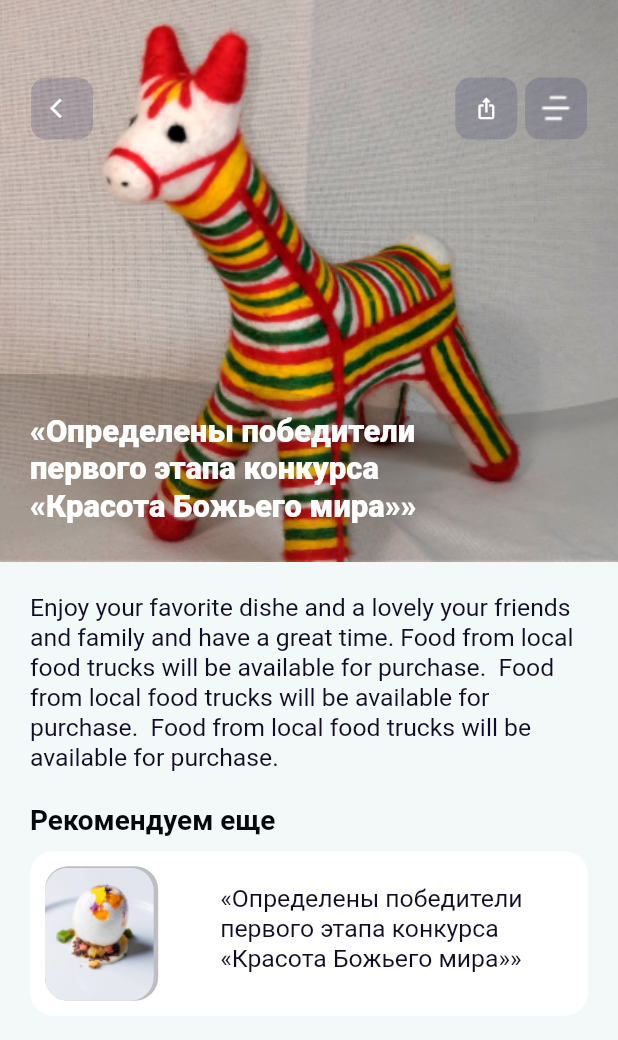
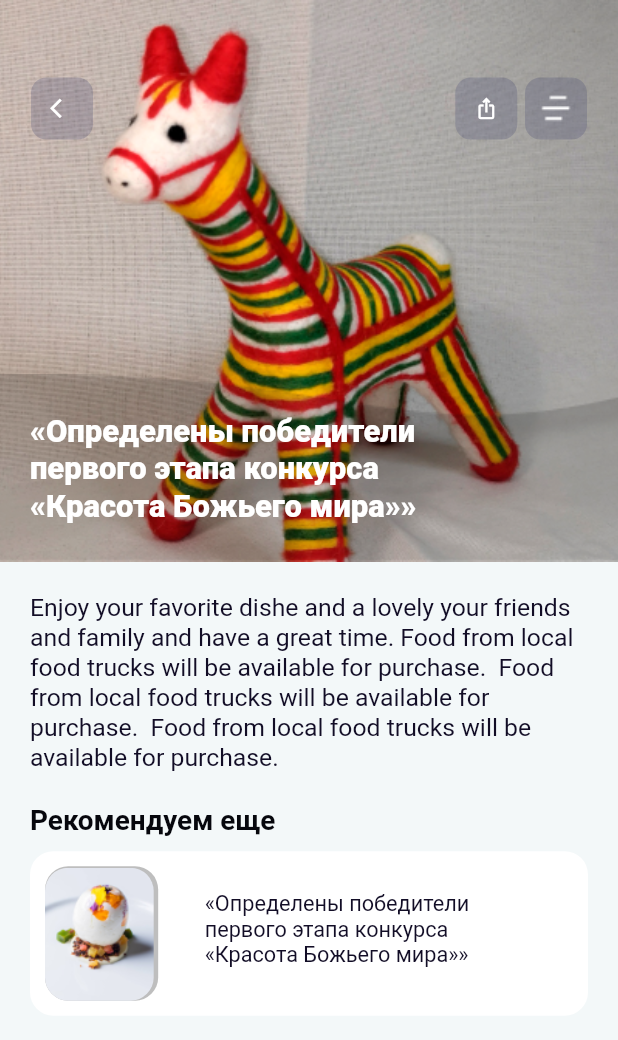
Before and after one commit to Qaroev/museum-app, a Flutter app: the NewsEventsOutput screen opened directly, on a phone screen of 412 x 824 dp. Shown: the top 1040 px of the screen. Run offline on Flutter 3.47's test engine with Material 2 defaults, Android fonts, the phone set to English and light mode, and no system bars; our stand-ins replace blurrycontainer, dots_indicator, get, table_calendar.

Commit message:
commit size

```diff
--- a/lib/news/news_events_output.dart
+++ b/lib/news/news_events_output.dart
@@ -251,14 +251,14 @@ class _NewsEventsOutputState extends State<NewsEventsOutput> {
                                       ),
                                     ],
                                   ),
-                                   SizedBox(width: Dimensions.width40,),
+                                   SizedBox(width: Dimensions.width30,),
                                   Container(
                                     alignment: Alignment.center,
-                                    width: Dimensions.width200,
+                                    width: Dimensions.width220,
                                     height: Dimensions.height80,
                                     child: BigTextWidget(
                                       text: "«Определены победители первого этапа конкурса «Красота Божьего мира»»",
-                                      size: Dimensions.font16,
+                                      size: Dimensions.font14,
                                       color: const Color(0xFF120D26),
                                       fontWeight: FontWeight.w400,),
                                   ),
```
